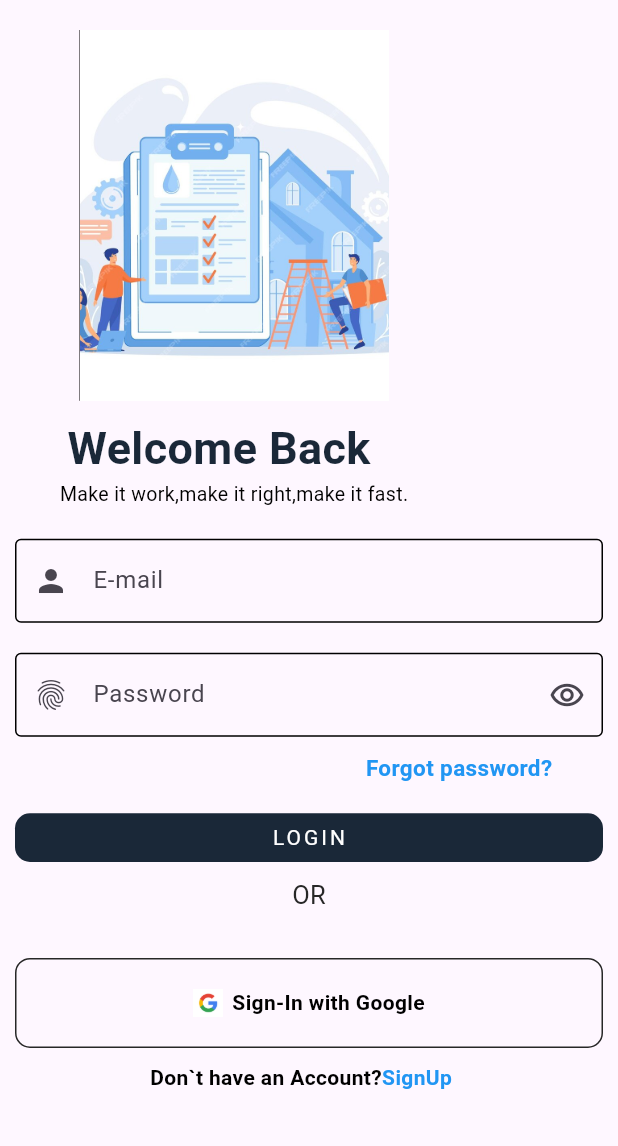
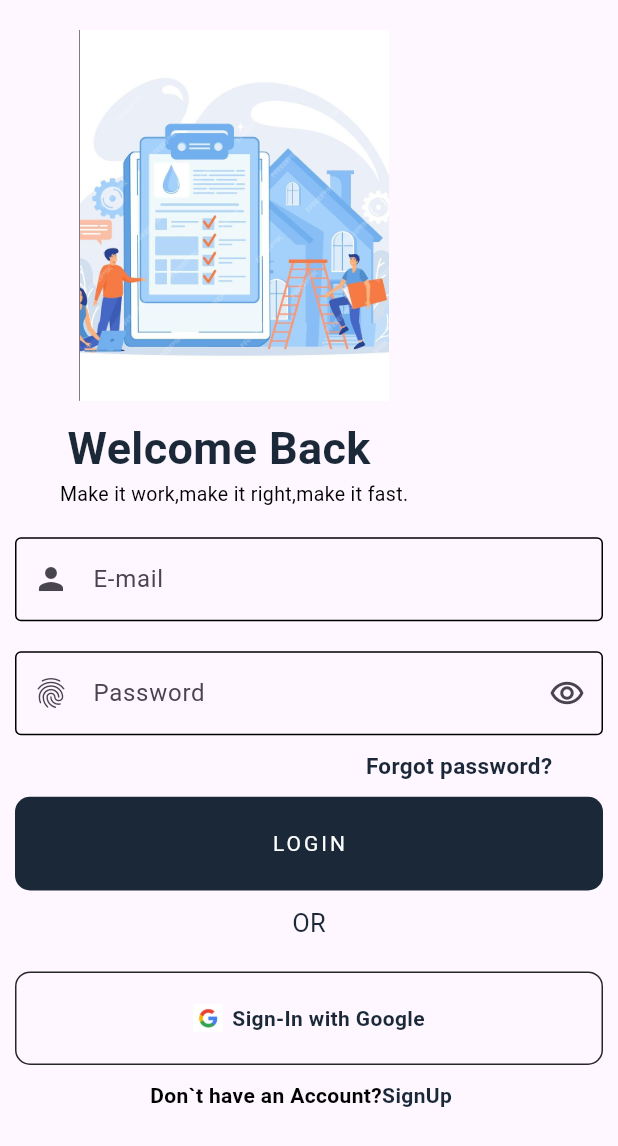
Before and after one commit to Prashant-ranjan-singh-123/ProFolio-Forge, a Flutter app: the screen it shows after launch, on a phone screen of 412 x 824 dp. Shown: the top 1146 px of the screen. Run offline on Flutter 3.47's test engine with Material 3 defaults, Android fonts, the phone set to English and light mode, and no system bars; our stand-ins replace image_picker, pdf, printing.

Commit message:
26/05/24

```diff
--- a/lib/screens/Splash/SplashScreen.dart
+++ b/lib/screens/Splash/SplashScreen.dart
@@ -11,8 +11,8 @@ class SplashScreen extends StatefulWidget {
 class _SplashScreenState extends State<SplashScreen> {
   @override
   Widget build(BuildContext context) {
-    Timer(Duration(seconds: 3), () {
-    Navigator.of(context).pushNamed('/draw');
+    Timer(Duration(seconds: 4), () {
+    Navigator.of(context).pushNamed('/log');
     });
     return Scaffold(
       backgroundColor: Color(0xff153448),
--- a/lib/screens/homeScreen/drawerPage.dart
+++ b/lib/screens/homeScreen/drawerPage.dart
@@ -1,5 +1,5 @@
-import 'package:flutter/cupertino.dart';
 import 'package:flutter/material.dart';
+
 
 class DrawerPage extends StatefulWidget {
   const DrawerPage({super.key});
@@ -71,7 +71,7 @@ class _DrawerPageState extends State<DrawerPage> {
                     child: Row(
                       children: [
                         Text(
-                          'CV Engineer  ',
+                          'CV Engineer',
                           style: TextStyle(
                               color: Colors.white,
                               fontWeight: FontWeight.bold,
--- a/lib/screens/homeScreen/login page/login.dart
+++ b/lib/screens/homeScreen/login page/login.dart
@@ -1,4 +1,8 @@
+
 import 'package:flutter/material.dart';
+
+
+import '../../../utils/global_var.dart';
 
 class LoginPage extends StatefulWidget {
   const LoginPage({super.key});
@@ -6,22 +10,33 @@ class LoginPage extends StatefulWidget {
   @override
   State<LoginPage> createState() => _LoginPageState();
 }
+
+GlobalKey<FormState> formKey4 = GlobalKey();
 TextEditingController txtEmailV = TextEditingController();
 TextEditingController txtPassword = TextEditingController();
 
 class _LoginPageState extends State<LoginPage> {
   @override
   Widget build(BuildContext context) {
-    double height = MediaQuery.of(context).size.height;
-    double width = MediaQuery.of(context).size.width;
+    double height = MediaQuery
+        .of(context)
+        .size
+        .height;
+    double width = MediaQuery
+        .of(context)
+        .size
+        .width;
     return Scaffold(
-      body: Column(
+      body: Form(
+        key: formKey4,
+        child: SingleChildScrollView(
+          child: Column(
             children: [
               Padding(
                 padding: const EdgeInsets.only(top: 20, right: 100),
                 child: Container(
-              height: height*0.3,
-              width: width*0.5,
+                  height: height * 0.3,
+                  width: width * 0.5,
                   decoration: BoxDecoration(
                     color: Colors.black,
                     image: DecorationImage(
@@ -49,24 +64,46 @@ class _LoginPageState extends State<LoginPage> {
                 ),
               ),
               SizedBox(
-            height: 10,
+                height: 9,
               ),
               Padding(
                 padding: const EdgeInsets.all(10),
-            child: TextField(
+                child: TextFormField(
+                  onChanged: (value) {
+                    email = value;
+                  },
+                  validator: (value) {
+                    if (value!.isEmpty) {
+                      return 'field is must be required';
+                    }
+                    else if (!value.contains('@gmail.com')) {
+                      return 'Enter @gmail.com';
+                    }
+                    else if (value.contains(' ')) {
+                      return 'Space not allow';
+                    }
+                    else if (value != value.toLowerCase()) {
+                      return 'enter only lowercase letter';
+                    }
+                    else if (value.length <= 10) {
+                      return 'Enter email length 10';
+                    }
+                    return null;
+                  },
                   controller: txtEmailV,
-              decoration: InputDecoration(
-                focusedBorder: OutlineInputBorder(),
-                  enabledBorder: OutlineInputBorder(),
+                  decoration: const InputDecoration(
+                      focusedBorder: OutlineInputBorder(borderSide: BorderSide(color: Colors.black)),
+                      enabledBorder: OutlineInputBorder(borderSide: BorderSide(color: Colors.black)),
                       prefixIcon: Icon(Icons.person),
                       labelText: 'E-mail'),
                 ),
               ),
               Padding(
                 padding: const EdgeInsets.all(10),
-            child: TextField(
+                child: TextFormField(
                   controller: txtPassword,
-              decoration: InputDecoration(
+                  keyboardType: TextInputType.number,
+                  decoration: const InputDecoration(
                       focusedBorder: OutlineInputBorder(),
                       enabledBorder: OutlineInputBorder(),
                       prefixIcon: Icon(Icons.fingerprint),
@@ -74,28 +111,35 @@ class _LoginPageState extends State<LoginPage> {
                       suffixIcon: Icon(Icons.remove_red_eye_outlined)),
                 ),
               ),
-          Padding(
-            padding: const EdgeInsets.only(left: 200),
+             const  Padding(
+                padding:  EdgeInsets.only(left: 200),
                 child: Text(
                   'Forgot password?',
                   style: TextStyle(
-                  color: Colors.blue,
+                      color: Color(0xff1a2838),
                       fontWeight: FontWeight.bold,
                       fontSize: 15),
                 ),
               ),
-          Container(
-            margin: EdgeInsets.only(top: 20, left: 10, right: 10),
-            height: height*0.1-50,
+              GestureDetector(onTap: () {
+                bool res = formKey4.currentState!.validate();
+                if (res) {
+                  Navigator.of(context).pushNamed('/draw');
+                }
+              },
+                child: Container(
+                  margin: EdgeInsets.only(top: 10, left: 10, right: 10),
+                  height: height * 0.1 - 20,
                   width: double.infinity,
                   decoration: BoxDecoration(
                     color: Color(0xff1a2838),
                     borderRadius: BorderRadius.circular(10),
                   ),
-            child: Center(
+                  child: const Center(
                     child: Text(
                       'LOGIN',
                       style: TextStyle(color: Colors.white, letterSpacing: 2),
+                    ),
                   ),
                 ),
               ),
@@ -103,12 +147,12 @@ class _LoginPageState extends State<LoginPage> {
                 padding: const EdgeInsets.all(10),
                 child: Text(
                   'OR',
-              style: TextStyle(color: Color(0xff272727), fontSize: 17),
+                  style: TextStyle(color: Color(0xff1a2838), fontSize: 17),
                 ),
               ),
               Container(
-            margin: EdgeInsets.only(top: 20, left: 10, right: 10),
-            height: 60,
+                margin: EdgeInsets.only(top: 10, left: 10, right: 10),
+                height: height * 0.1 - 20,
                 width: double.infinity,
                 decoration: BoxDecoration(
                   border: Border.all(color: Color(0xff272727), width: 1),
@@ -129,16 +173,16 @@ class _LoginPageState extends State<LoginPage> {
                       Text(
                         'Sign-In with Google',
                         style: TextStyle(
-                        color: Colors.black, fontWeight: FontWeight.bold),
+                            color: Color(0xff1a2838), fontWeight: FontWeight.bold),
                       ),
                     ],
                   ),
                 ),
               ),
-          SizedBox(
+              const SizedBox(
                 height: 10,
               ),
-          Row(
+             const  Row(
                 children: [
                   Padding(
                     padding: const EdgeInsets.only(left: 100),
@@ -153,12 +197,14 @@ class _LoginPageState extends State<LoginPage> {
                   Text(
                     'SignUp',
                     style:
-                    TextStyle(color: Colors.blue, fontWeight: FontWeight.bold),
+                    TextStyle(color: Color(0xff1a2838), fontWeight: FontWeight.bold),
                   )
                 ],
               )
             ],
           ),
+        ),
+      ),
     );
   }
 }
--- a/lib/utils/routes.dart
+++ b/lib/utils/routes.dart
@@ -17,7 +17,7 @@ class AppRoutes
 {
   static Map<String, Widget Function(BuildContext)> routes  =   {
 
-    '/log':(context)=>const SplashScreen(),
+    '/':(context)=>const SplashScreen(),
     '/person':(context)=>const PersonalStatement(),
     '/draw':(context) => const DrawerPage(),
      '/info':(context)=> const ContactInfo(),
@@ -27,7 +27,7 @@ class AppRoutes
      '/ref':(context)=> const ReferenceScreen(),
      '/pro':(context)=> const ProjectsScreen(),
      '/pdf':(context)=>  const PdfScreen(),
-     '/':(context)=>  const LoginPage(),
+     '/log':(context)=>  const LoginPage(),
   };
 
 }
```
Also changed, not shown: lib/utils/global_var.dart (+9 -0 lines). Lines whose indentation alone changed are shown as unchanged.
